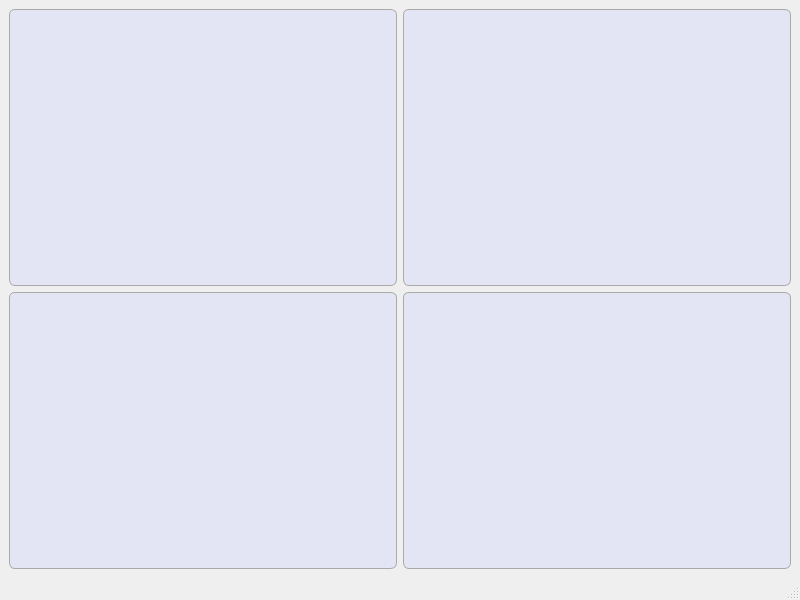
kia-far/QtDBS, file mainwindow.ui: the form before one commit.
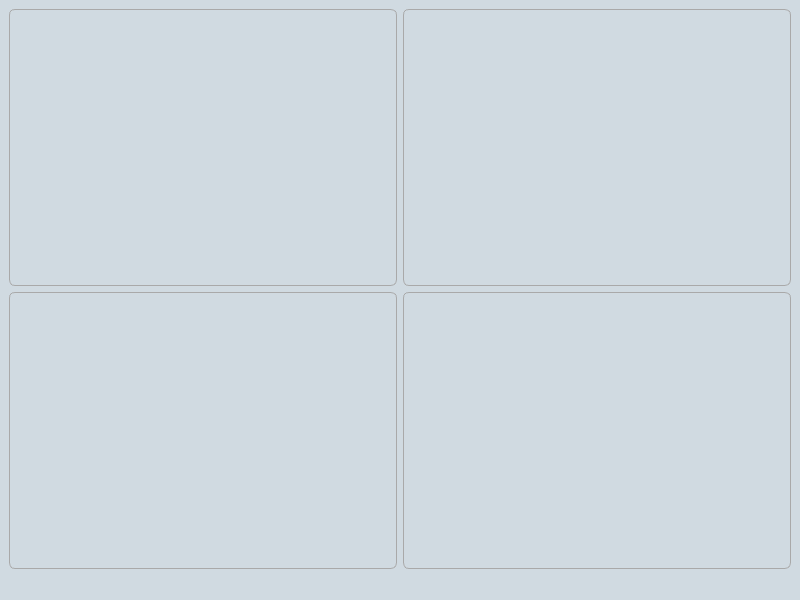
The form after the commit.

Commit message: added edit item form and button which is available from the device edit form. also a few teaks to the stylesheets and fixed the keybinds working when the app was adding bulk data

Diff of the .ui file:
```diff
--- a/mainwindow.ui
+++ b/mainwindow.ui
@@ -37,7 +37,142 @@
 }
 
 
-QWidget {font: 12pt &quot;Segoe UI&quot;;}</string>
+QWidget {font: 12pt &quot;Segoe UI&quot;;}
+QWidget {
+    background-color: #d0dae1; /* Dark background color for the entire widget */
+    font: 12pt &quot;Segoe UI&quot;;
+}
+
+/* Style for QLineEdit with a darker background and smoother edges */
+QLineEdit {
+    background-color: #eff3f5; /* Darker grayish background */
+    color: #000000; /* Light text color for readability */
+    border: 1px solid #5c5c70; /* Slightly lighter border for contrast */
+    border-radius: 6px; /* Smooth, rounded edges */
+    padding: 5px; /* Padding for a cleaner look */
+    font: 12pt &quot;Segoe UI&quot;;
+}
+
+QLineEdit:focus {
+    border-color: #7878a0; /* Lighter border color on focus */
+    background-color: #e0e6eb; /* Slightly lighter background on focus */
+}
+
+QTextBrowser {
+    background-color: #eff3f5; /* Darker grayish background */
+    color: #000000; /* Light text color for readability */
+    border: 1px solid #5c5c70; /* Slightly lighter border for contrast */
+    border-radius: 6px; /* Smooth, rounded edges */
+    padding: 5px; /* Padding for a cleaner look */
+    font: 12pt &quot;Segoe UI&quot;;
+}
+
+QTextBrowser:focus {
+    border-color: #7878a0; /* Lighter border color on focus */
+    background-color: #e0e6eb; /* Slightly lighter background on focus */
+}
+
+QCheckBox {
+    color: #000000; /* Light text color for dark background */
+    font: 12pt &quot;Segoe UI&quot;;
+}
+
+QCheckBox:disabled {
+    color: #000000; /* Same text color for disabled state */
+    opacity: 1; /* Remove opacity reduction */
+}
+
+/* Blue indicator for checked and disabled QCheckBox */
+QCheckBox::indicator:checked:disabled {
+    background-color: #92a8b9; /* Blue color to appear as enabled */
+	opacity: 1;
+   /* border: 1px solid #3a7bd5;  Blue border to match the indicator */
+}
+
+QCheckBox::indicator:disabled {
+    opacity: 1; /* Remove opacity change for checkbox indicator */
+}
+
+/* Background color for QWidget */
+/* Style for the vertical scrollbar */
+QScrollBar:vertical {
+    background: #eff3f5; /* Background color of the scrollbar */
+    width: 10px; /* Width of the scrollbar */
+    margin: 0px 0px 0px 0px; /* Margins around the scrollbar */
+    border-radius: 5px; /* Rounded edges for the scrollbar track */
+}
+
+/* Style for the horizontal scrollbar */
+QScrollBar:horizontal {
+    background: #eff3f5; /* Background color of the scrollbar */
+    height: 10px; /* Height of the scrollbar */
+    margin: 0px 0px 0px 0px; /* Margins around the scrollbar */
+    border-radius: 5px; /* Rounded edges for the scrollbar track */
+}
+
+/* Handle (scroller) styling for both horizontal and vertical scrollbars */
+QScrollBar::handle:vertical, QScrollBar::handle:horizontal {
+    background: #92a8b9; /* Color of the scroller */
+    min-height: 20px; /* Minimum height for the vertical handle */
+    min-width: 20px; /* Minimum width for the horizontal handle */
+    border-radius: 5px; /* Smooth, rounded edges for the handle */
+}
+
+QScrollBar::handle:vertical:hover, QScrollBar::handle:horizontal:hover {
+    background: #b1c1cd; /* Slightly lighter color on hover for the handle */
+}
+
+/* Remove the top/bottom buttons on the scrollbar */
+QScrollBar::add-line:vertical, QScrollBar::sub-line:vertical,
+QScrollBar::add-line:horizontal, QScrollBar::sub-line:horizontal {
+    background: none; /* No additional lines/buttons */
+    height: 0px;
+    width: 0px;
+}
+
+QScrollBar::add-page:vertical, QScrollBar::sub-page:vertical,
+QScrollBar::add-page:horizontal, QScrollBar::sub-page:horizontal {
+    background: none; /* No page scroll styling */
+}
+QTextEdit {
+    background-color: #eff3f5; /* Darker grayish background */
+    color: #000000; /* Light text color for readability */
+    border: 1px solid #5c5c70; /* Slightly lighter border for contrast */
+    border-radius: 6px; /* Smooth, rounded edges */
+    padding: 5px; /* Padding for a cleaner look */
+    font: 12pt &quot;Segoe UI&quot;;
+}
+
+QTextEdit:focus {
+    border-color: #7878a0; /* Lighter border color on focus */
+    background-color: #e0e6eb; /* Slightly lighter background on focus */
+}
+QComboBox {
+    background-color: #eff3f5; /* Darker grayish background */
+    color: #000000; /* Light text color for readability */
+    border: 1px solid #5c5c70; /* Slightly lighter border for contrast */
+    border-radius: 6px; /* Smooth, rounded edges */
+    padding: 5px; /* Padding for a cleaner look */
+    font: 12pt &quot;Segoe UI&quot;;
+}
+
+QComboBox:focus {
+    border-color: #7878a0; /* Lighter border color on focus */
+    background-color: #e0e6eb; /* Slightly lighter background on focus */
+}
+QDateEdit {
+    background-color: #eff3f5; /* Darker grayish background */
+    color: #000000; /* Light text color for readability */
+    border: 1px solid #5c5c70; /* Slightly lighter border for contrast */
+    border-radius: 6px; /* Smooth, rounded edges */
+    padding: 5px; /* Padding for a cleaner look */
+    font: 12pt &quot;Segoe UI&quot;;
+}
+
+QDateEdit:focus {
+    border-color: #7878a0; /* Lighter border color on focus */
+    background-color: #e0e6eb; /* Slightly lighter background on focus */
+}</string>
   </property>
   <property name="toolButtonStyle">
    <enum>Qt::ToolButtonStyle::ToolButtonTextBesideIcon</enum>
```
The commit also changes 80 other files.
